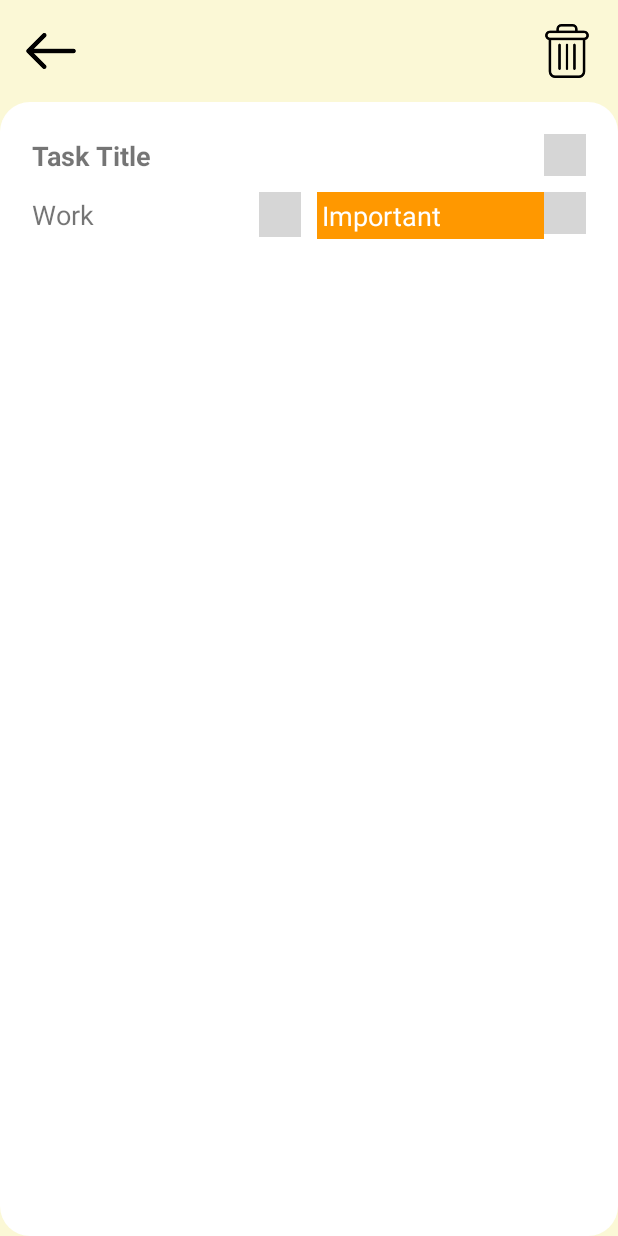
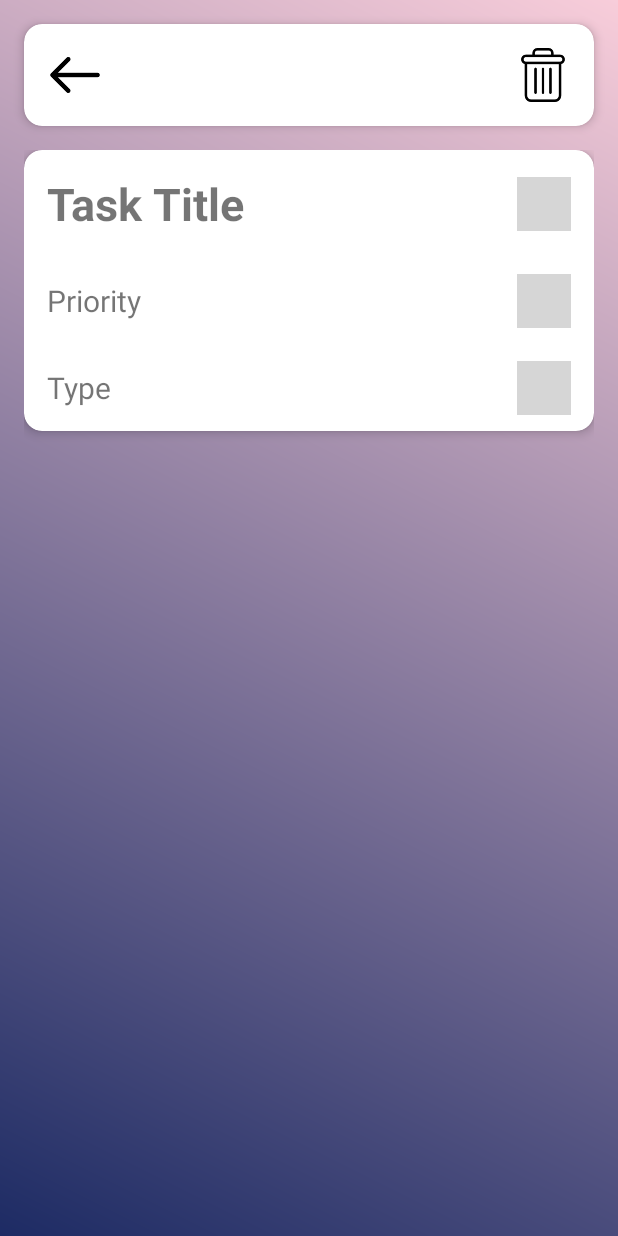
Before and after one commit to LeQNha/DACN1_ToTasks, an Android app: the TaskDetailsActivity screen opened directly, with no data from a screen before it, on a phone screen of 412 x 824 dp. Run offline under Robolectric (Android 15) with nearby library versions, the light colour scheme and no system bars; our stand-ins replace Firebase (no records; nobody signed in at launch, a user with empty details on screens opened directly); 6 statements that could not run were skipped; grey boxes are pictures that could not be loaded.

Commit message:
update detail page UI

```diff
--- a/ToTasksApp/app/src/main/java/com/example/totasks/ui/activities/TaskDetailsActivity.kt
+++ b/ToTasksApp/app/src/main/java/com/example/totasks/ui/activities/TaskDetailsActivity.kt
@@ -42,9 +42,22 @@ class TaskDetailsActivity : BaseActivity() {
     }
 
     private fun taskDetailsSetUp(){
-        binding.taskTitleTxtView.text = task.TaskName
-        binding.taskPriorityTxtView.text = task.Importance
-        binding.taskTypeTxtView.text = task.Type
+        binding.taskTitleTxtView.text = task.TaskName.ifEmpty { "Untitled Task" }
+
+        binding.taskPriorityTxtView.apply {
+            text = task.Importance.ifEmpty { "No Priority" }
+            setBackgroundColor(
+                when (task.Importance) {
+                    "Very Important" -> android.graphics.Color.parseColor("#D32F2F") // Red
+                    "Important" -> android.graphics.Color.parseColor("#FF9800") // Orange
+                    "Normal" -> android.graphics.Color.parseColor("#2196F3") // Blue
+                    "Less Important" -> android.graphics.Color.parseColor("#4CAF50") // Green
+                    else -> android.graphics.Color.GRAY // Default
+                }
+            )
+        }
+
+        binding.taskTypeTxtView.text = task.Type.ifEmpty { "No Type" }
     }
 
     private fun showDeleteConfirmationDialog() {
--- /dev/null
+++ b/ToTasksApp/app/src/main/res/drawable/gradient_background.xml
@@ -0,0 +1,11 @@
+<?xml version="1.0" encoding="utf-8"?>
+<layer-list xmlns:android="http://schemas.android.com/apk/res/android">
+    <item>
+        <shape android:shape="rectangle">
+            <gradient
+                android:startColor="#1D2B64"
+                android:endColor="#F8CDDA"
+                android:angle="45" />
+        </shape>
+    </item>
+</layer-list>
--- a/ToTasksApp/app/src/main/res/layout/activity_task_details.xml
+++ b/ToTasksApp/app/src/main/res/layout/activity_task_details.xml
@@ -5,23 +5,28 @@
     android:id="@+id/main"
     android:layout_width="match_parent"
     android:layout_height="match_parent"
-    android:background="#FBF8D6"
+    android:background="@drawable/gradient_background"
     tools:context=".ui.activities.TaskDetailsActivity">
 
-    <androidx.constraintlayout.widget.ConstraintLayout
+    <androidx.cardview.widget.CardView
         android:id="@+id/topBar"
         android:layout_width="match_parent"
         android:layout_height="wrap_content"
-        android:padding="16dp"
-        app:layout_constraintTop_toTopOf="parent"
-        tools:layout_editor_absoluteX="16dp">
+        android:layout_margin="16dp"
+        app:cardCornerRadius="12dp"
+        app:cardElevation="4dp"
+        app:layout_constraintTop_toTopOf="parent">
+
+        <androidx.constraintlayout.widget.ConstraintLayout
+            android:layout_width="match_parent"
+            android:layout_height="wrap_content"
+            android:padding="16dp">
 
             <ImageView
                 android:id="@+id/imageView2"
                 android:layout_width="36dp"
                 android:layout_height="36dp"
                 android:src="@drawable/ic_back"
-            app:layout_constraintBottom_toBottomOf="parent"
                 app:layout_constraintStart_toStartOf="parent"
                 app:layout_constraintTop_toTopOf="parent" />
 
@@ -30,128 +35,97 @@
                 android:layout_width="36dp"
                 android:layout_height="36dp"
                 android:src="@drawable/ic_delete"
-            app:layout_constraintBottom_toBottomOf="parent"
                 app:layout_constraintEnd_toEndOf="parent"
                 app:layout_constraintTop_toTopOf="parent" />
-
         </androidx.constraintlayout.widget.ConstraintLayout>
+    </androidx.cardview.widget.CardView>
 
     <ScrollView
         android:layout_width="0dp"
         android:layout_height="0dp"
-        android:background="@drawable/rounded_corner_background"
-        android:padding="16dp"
+        android:layout_margin="16dp"
+        app:layout_constraintTop_toBottomOf="@id/topBar"
         app:layout_constraintBottom_toBottomOf="parent"
-        app:layout_constraintEnd_toEndOf="parent"
         app:layout_constraintStart_toStartOf="parent"
-        app:layout_constraintTop_toBottomOf="@+id/topBar">
+        app:layout_constraintEnd_toEndOf="parent">
+
+        <androidx.cardview.widget.CardView
+            android:layout_width="match_parent"
+            android:layout_height="wrap_content"
+            app:cardCornerRadius="12dp"
+            app:cardElevation="4dp"
+            android:padding="16dp">
 
             <androidx.constraintlayout.widget.ConstraintLayout
                 android:layout_width="match_parent"
                 android:layout_height="wrap_content">
-
-            <androidx.constraintlayout.widget.ConstraintLayout
-                android:id="@+id/taskTitleConstraintLayout"
-                android:layout_width="match_parent"
-                android:layout_height="wrap_content"
-                android:padding="5dp"
-                app:layout_constraintEnd_toEndOf="parent"
-                app:layout_constraintStart_toStartOf="parent"
-                app:layout_constraintTop_toTopOf="parent">
 
                 <TextView
                     android:id="@+id/taskTitleTxtView"
                     android:layout_width="0dp"
                     android:layout_height="wrap_content"
                     android:text="Task Title"
-                    android:textSize="18sp"
+                    android:textSize="30sp"
                     android:textStyle="bold"
-                    app:layout_constraintBottom_toBottomOf="parent"
-                    app:layout_constraintEnd_toStartOf="@+id/imageView"
+                    android:padding="15dp"
                     app:layout_constraintStart_toStartOf="parent"
+                    app:layout_constraintEnd_toStartOf="@+id/titleEditBtn"
                     app:layout_constraintTop_toTopOf="parent" />
 
                 <ImageView
                     android:id="@+id/titleEditBtn"
-                    android:layout_width="28dp"
-                    android:layout_height="28dp"
+                    android:layout_width="36dp"
+                    android:layout_height="36dp"
                     android:src="@drawable/ic_edit"
+                    android:layout_marginRight="15dp"
                     app:layout_constraintEnd_toEndOf="parent"
-                    app:layout_constraintTop_toTopOf="parent" />
+                    app:layout_constraintTop_toTopOf="@id/taskTitleTxtView"
+                    app:layout_constraintBottom_toBottomOf="@id/taskTitleTxtView" />
 
-            </androidx.constraintlayout.widget.ConstraintLayout>
+                <TextView
+                    android:id="@+id/taskPriorityTxtView"
+                    android:layout_width="0dp"
+                    android:layout_height="wrap_content"
+                    android:background="@drawable/rounded_corner_background"
+                    android:padding="15dp"
+                    android:text="Priority"
+                    android:textSize="20sp"
+                    app:layout_constraintEnd_toStartOf="@+id/priorityEditBtn"
+                    app:layout_constraintStart_toStartOf="parent"
+                    app:layout_constraintTop_toBottomOf="@id/taskTitleTxtView" />
 
-            <LinearLayout
-                android:layout_width="match_parent"
-                android:layout_height="wrap_content"
-                app:layout_constraintTop_toBottomOf="@+id/taskTitleConstraintLayout">
-
-                <androidx.constraintlayout.widget.ConstraintLayout
-                    android:id="@+id/taskTypeConstraintLayout"
-                    android:layout_width="wrap_content"
-                    android:layout_height="wrap_content"
-                    android:layout_weight="1"
-                    android:padding="5dp"
-                    app:layout_constraintStart_toStartOf="parent">
+                <ImageView
+                    android:id="@+id/priorityEditBtn"
+                    android:layout_width="36dp"
+                    android:layout_height="36dp"
+                    android:src="@drawable/ic_edit"
+                    android:layout_marginRight="15dp"
+                    app:layout_constraintEnd_toEndOf="parent"
+                    app:layout_constraintTop_toTopOf="@id/taskPriorityTxtView"
+                    app:layout_constraintBottom_toBottomOf="@id/taskPriorityTxtView" />
 
                 <TextView
                     android:id="@+id/taskTypeTxtView"
                     android:layout_width="0dp"
                     android:layout_height="wrap_content"
-                        android:text="Work"
-                        android:textSize="18sp"
-                        android:textStyle="normal"
-                        app:layout_constraintBottom_toBottomOf="parent"
+                    android:text="Type"
+                    android:textSize="20sp"
+                    android:padding="15dp"
+                    android:background="@drawable/rounded_corner_background"
                     app:layout_constraintEnd_toStartOf="@+id/typeEditBtn"
                     app:layout_constraintStart_toStartOf="parent"
-                        app:layout_constraintTop_toTopOf="parent" />
+                    app:layout_constraintTop_toBottomOf="@id/taskPriorityTxtView" />
 
                 <ImageView
                     android:id="@+id/typeEditBtn"
-                        android:layout_width="28dp"
-                        android:layout_height="30dp"
+                    android:layout_width="36dp"
+                    android:layout_height="36dp"
                     android:src="@drawable/ic_edit"
+                    android:layout_marginRight="15dp"
                     app:layout_constraintEnd_toEndOf="parent"
-                        app:layout_constraintTop_toTopOf="parent" />
-
+                    app:layout_constraintTop_toTopOf="@id/taskTypeTxtView"
+                    app:layout_constraintBottom_toBottomOf="@id/taskTypeTxtView" />
             </androidx.constraintlayout.widget.ConstraintLayout>
-
-                <androidx.constraintlayout.widget.ConstraintLayout
-                    android:id="@+id/taskPriorityConstraintLayout"
-                    android:layout_width="wrap_content"
-                    android:layout_height="wrap_content"
-                    android:layout_weight="1"
-                    android:padding="5dp"
-                    app:layout_constraintStart_toStartOf="parent">
-
-                    <TextView
-                        android:id="@+id/taskPriorityTxtView"
-                        android:layout_width="0dp"
-                        android:layout_height="wrap_content"
-                        android:text="Important"
-                        android:padding="3dp"
-                        android:textColor="@color/white"
-                        android:textSize="18sp"
-                        android:textStyle="normal"
-                        style="@style/priority_important"
-                        app:layout_constraintBottom_toBottomOf="parent"
-                        app:layout_constraintEnd_toStartOf="@+id/priorityEditBtn"
-                        app:layout_constraintStart_toStartOf="parent"
-                        app:layout_constraintTop_toTopOf="parent" />
-
-                    <ImageView
-                        android:id="@+id/priorityEditBtn"
-                        android:layout_width="28dp"
-                        android:layout_height="28dp"
-                        android:src="@drawable/ic_edit"
-                        app:layout_constraintEnd_toEndOf="parent"
-                        app:layout_constraintTop_toTopOf="parent" />
-
+        </androidx.cardview.widget.CardView>
+    </ScrollView>
 </androidx.constraintlayout.widget.ConstraintLayout>
-
-            </LinearLayout>
-
-        </androidx.constraintlayout.widget.ConstraintLayout>
-    </ScrollView>
-
-</androidx.constraintlayout.widget.ConstraintLayout>
```
Lines whose indentation alone changed are shown as unchanged.
